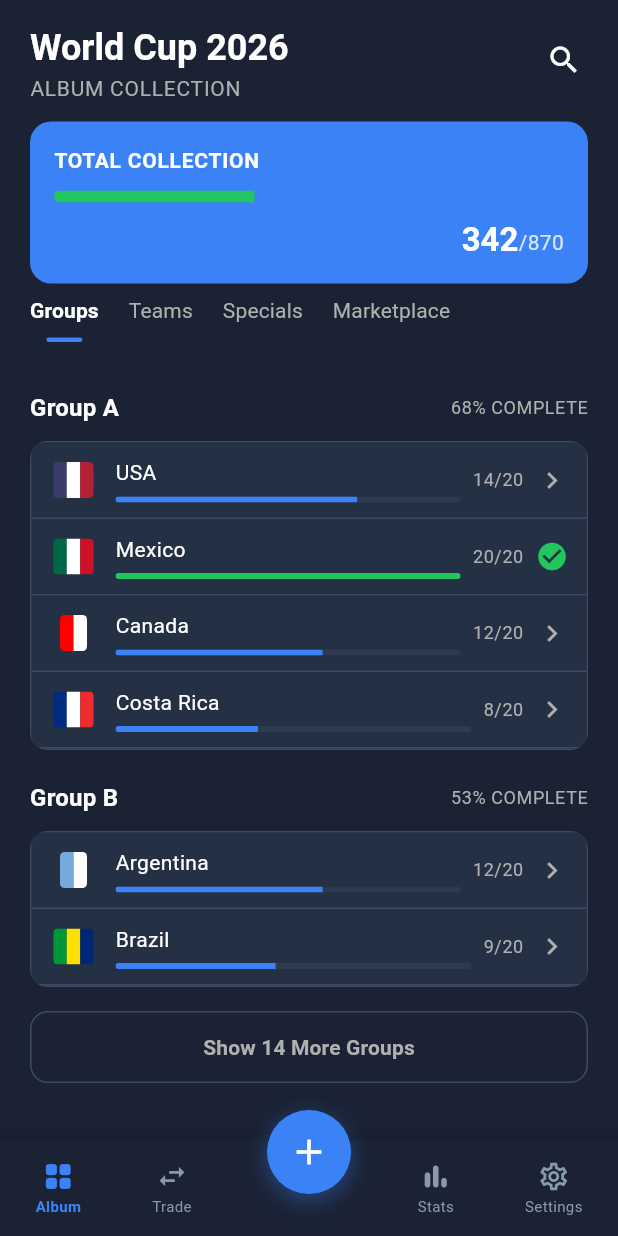
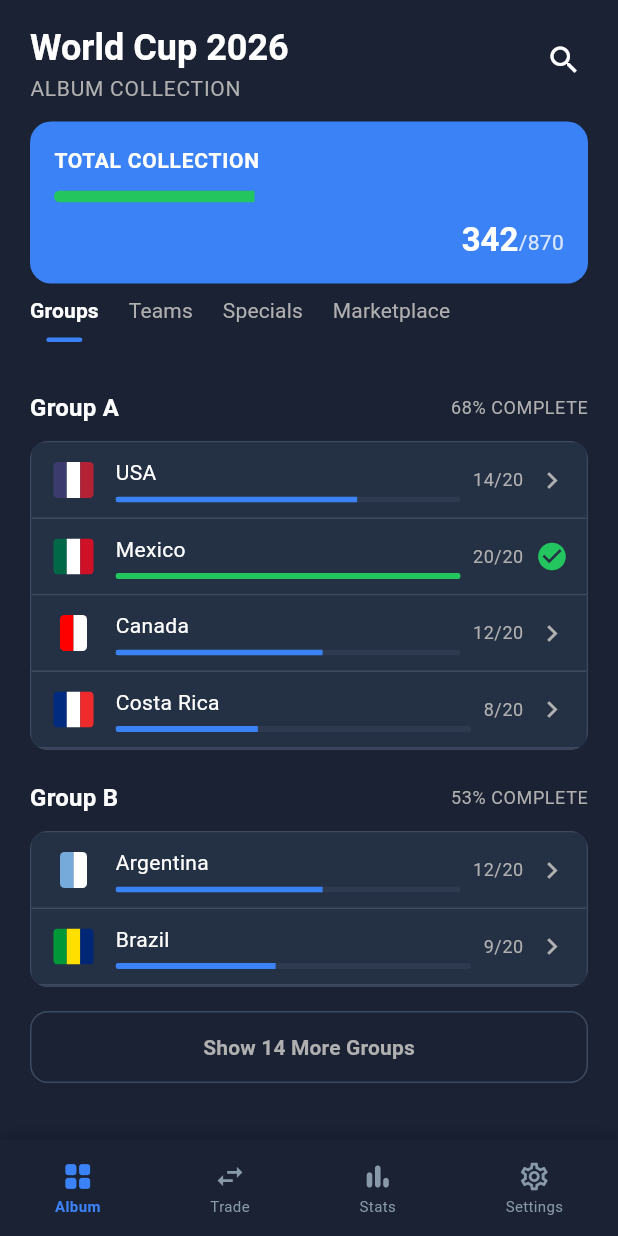
Before and after one commit to Alsahim0420/albumtracker, a Flutter app: the HomePage screen opened directly, on a phone screen of 412 x 824 dp. Run offline on Flutter 3.47's test engine with Material 3 defaults, Android fonts, the phone set to English and light mode, and no system bars.

Commit message:
Refactor HomeBottomNav widget: Comment out FAB implementation
- Commented out the Floating Action Button (FAB) related code in the HomeBottomNav widget for potential future use.
- Adjusted layout to maintain structure while disabling the FAB functionality temporarily.

```diff
--- a/lib/features/home/presentation/widgets/home_bottom_nav.dart
+++ b/lib/features/home/presentation/widgets/home_bottom_nav.dart
@@ -58,7 +58,7 @@
                     isSelected: currentIndex == HomeNavItem.trade,
                     onTap: () => onTap?.call(HomeNavItem.trade),
                   ),
-                  if (showFab) const SizedBox(width: 56),
+                  // if (showFab) const SizedBox(width: 56),
                   _NavTile(
                     icon: Icons.bar_chart_rounded,
                     label: AppConstants.homeNavStats,
@@ -73,33 +73,33 @@
                   ),
                 ],
               ),
-              if (showFab)
-                Positioned(
-                  top: -20,
-                  child: GestureDetector(
-                    onTap: onFabTap,
-                    child: Container(
-                      width: 56,
-                      height: 56,
-                      decoration: BoxDecoration(
-                        color: AppColors.primary,
-                        shape: BoxShape.circle,
-                        boxShadow: [
-                          BoxShadow(
-                            color: AppColors.primary.withValues(alpha: 0.4),
-                            blurRadius: 12,
-                            offset: const Offset(0, 4),
-                          ),
-                        ],
-                      ),
-                      child: const Icon(
-                        Icons.add,
-                        color: AppColors.textPrimary,
-                        size: 28,
-                      ),
-                    ),
-                  ),
-                ),
+                //if (showFab)
+                // Positioned(
+                //   top: -20,
+                //   child: GestureDetector(
+                //     onTap: onFabTap,
+                //     child: Container(
+                //       width: 56,
+                //       height: 56,
+                //       decoration: BoxDecoration(
+                //         color: AppColors.primary,
+                //         shape: BoxShape.circle,
+                //         boxShadow: [
+                //           BoxShadow(
+                //             color: AppColors.primary.withValues(alpha: 0.4),
+                //             blurRadius: 12,
+                //             offset: const Offset(0, 4),
+                //           ),
+                //         ],
+                //       ),
+                //       child: const Icon(
+                //         Icons.add,
+                //         color: AppColors.textPrimary,
+                //         size: 28,
+                //       ),
+                //     ),
+                //   ),
+                // ),
             ],
           ),
         ),
```
